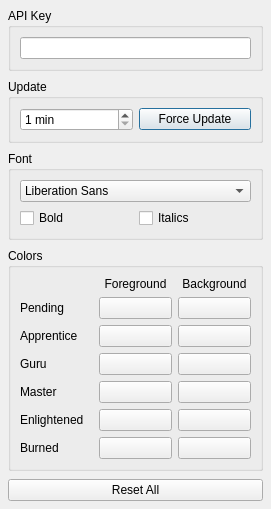
Old version of the form src/settings.ui in the repository agarny/wanikani.
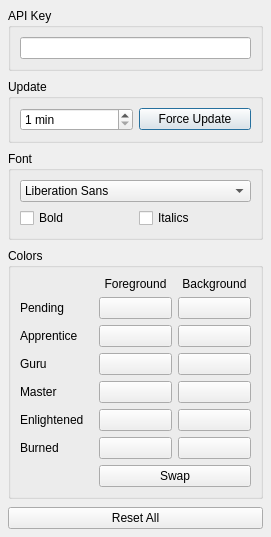
New version of the form. Icons and pictures are not drawn.

Commit message: Can now swap our colours (without touching at the alpha channel).

```diff
--- a/src/settings.ui
+++ b/src/settings.ui
@@ -132,6 +132,13 @@
       <string>Colors</string>
      </property>
      <layout class="QGridLayout" name="gridLayout">
+      <item row="7" column="1" colspan="2">
+       <widget class="QPushButton" name="swapPushButton">
+        <property name="text">
+         <string>Swap</string>
+        </property>
+       </widget>
+      </item>
       <item row="1" column="0">
        <widget class="QLabel" name="pendingLabel">
         <property name="text">
```
Left out of the diff: 90 changed lines with no effect on the pictures. The commit also changes 2 other files.
